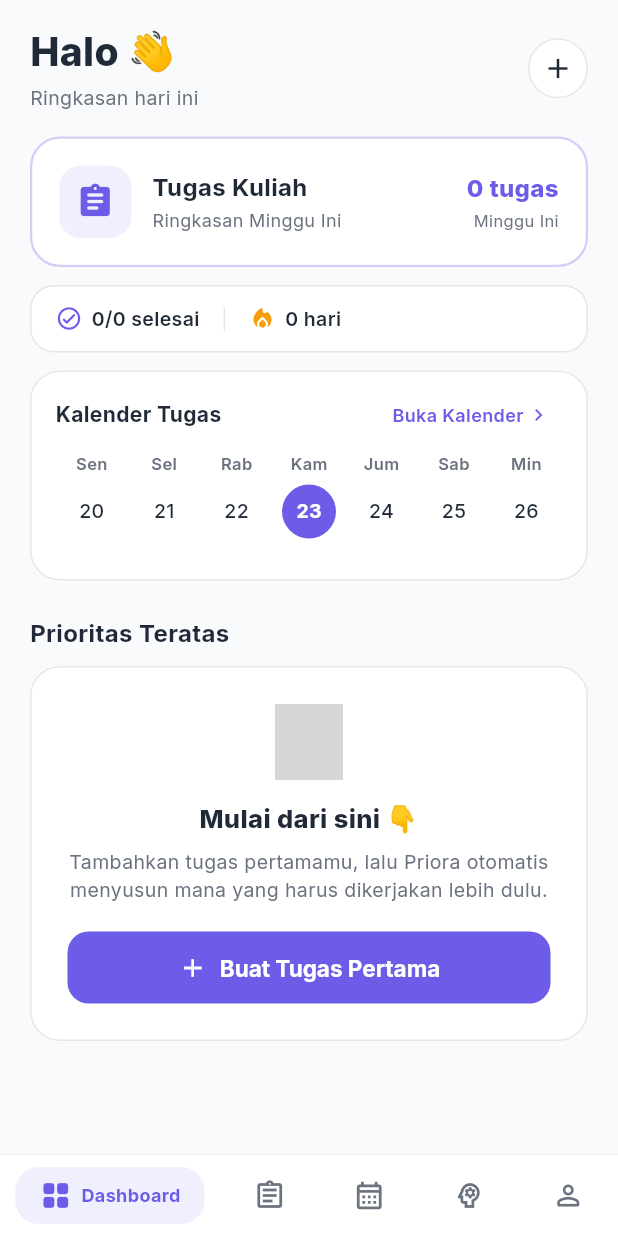
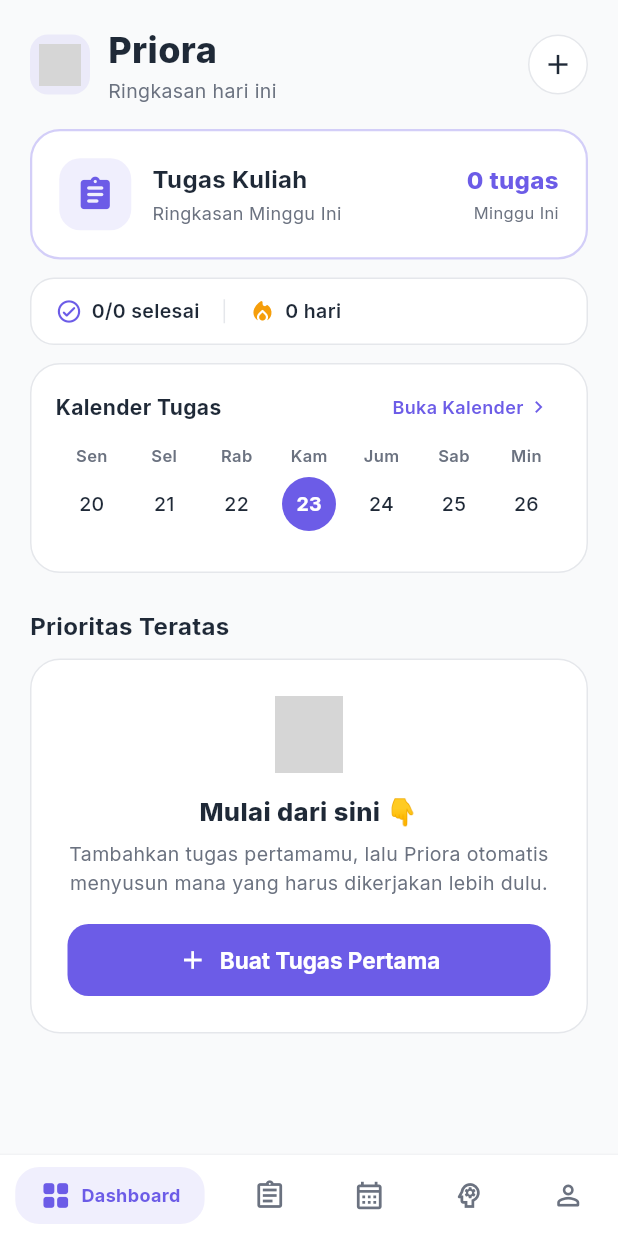
Before and after one commit to Frhannnnn/Todo-list-aplication-beta-, a Flutter app: the screen it shows after launch, on a phone screen of 412 x 824 dp. Run offline on Flutter 3.47's test engine with Material 3 defaults, Android fonts, the phone set to English and light mode, and no system bars; our stand-ins replace file_picker, flutter_local_notifications, google_fonts, share_plus, shared_preferences, timezone and 2 more; grey boxes are pictures that could not be loaded.

Commit message:
feat(ui): header Dashboard pakai brand Priora + logo
Ganti sapaan 'Halo' jadi nama aplikasi 'Priora' dengan ikon logo di
kiri (tile rounded) + subjudul 'Ringkasan hari ini'. Konsisten dengan
nama di launcher & Profil.

Co-Authored-By: Claude Opus 4.8 <noreply@anthropic.com>

```diff
--- a/lib/screens/dashboard_screen.dart
+++ b/lib/screens/dashboard_screen.dart
@@ -68,24 +68,49 @@ class DashboardScreen extends StatelessWidget {
       child: Row(
         mainAxisAlignment: MainAxisAlignment.spaceBetween,
         children: [
+          Row(
+            mainAxisSize: MainAxisSize.min,
+            children: [
+              Container(
+                width: 40,
+                height: 40,
+                decoration: BoxDecoration(
+                  color: AppTheme.primary.withValues(alpha: 0.1),
+                  borderRadius: BorderRadius.circular(12),
+                ),
+                child: Padding(
+                  padding: const EdgeInsets.all(6),
+                  child: Image.asset(
+                    AppAssets.logo,
+                    fit: BoxFit.contain,
+                    errorBuilder: (_, __, ___) => const Icon(
+                        Icons.check_circle_rounded,
+                        color: AppTheme.primary,
+                        size: 24),
+                  ),
+                ),
+              ),
+              const SizedBox(width: 12),
               const Column(
                 crossAxisAlignment: CrossAxisAlignment.start,
                 children: [
                   Text(
-                'Halo 👋',
+                    'Priora',
                     style: TextStyle(
-                  fontSize: 26,
+                      fontSize: 24,
                       fontWeight: FontWeight.w800,
                       color: AppTheme.textPrimary,
                     ),
                   ),
-              SizedBox(height: 2),
+                  SizedBox(height: 1),
                   Text(
                     'Ringkasan hari ini',
                     style: TextStyle(
                       fontSize: 13,
                       color: AppTheme.textSecondary,
                     ),
+                  ),
+                ],
               ),
             ],
           ),
```
Lines whose indentation alone changed are shown as unchanged.
